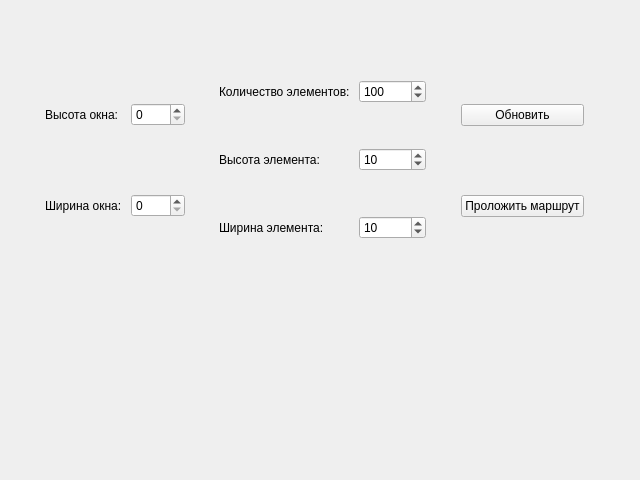
Old version of the form mainwindow.ui in the repository Ingori/PathFinder.
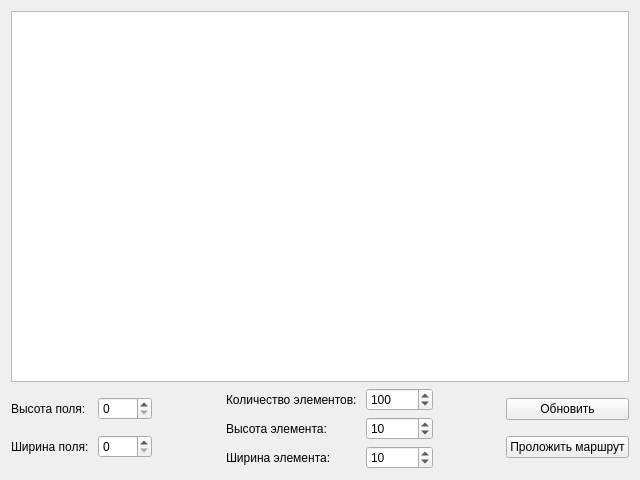
New version of the form.

Commit message: create Interface

Patch:
```diff
--- a/mainwindow.ui
+++ b/mainwindow.ui
@@ -14,15 +14,11 @@
    <string>MainWindow</string>
   </property>
   <widget class="QWidget" name="centralWidget">
-   <widget class="QWidget" name="horizontalLayoutWidget">
-    <property name="geometry">
-     <rect>
-      <x>34</x>
-      <y>30</y>
-      <width>561</width>
-      <height>261</height>
-     </rect>
-    </property>
+   <layout class="QVBoxLayout" name="verticalLayout_2">
+    <item>
+     <widget class="QGraphicsView" name="graphicsView"/>
+    </item>
+    <item>
     <layout class="QHBoxLayout" name="horizontalLayout">
      <item>
       <layout class="QGridLayout" name="gridLayout_3">
@@ -36,14 +32,14 @@
        <item row="0" column="0">
         <widget class="QLabel" name="label_4">
          <property name="text">
-          <string>Высота окна: </string>
+           <string>Высота поля: </string>
          </property>
         </widget>
        </item>
        <item row="1" column="0">
         <widget class="QLabel" name="label_5">
          <property name="text">
-          <string>Ширина окна: </string>
+           <string>Ширина поля: </string>
          </property>
         </widget>
        </item>
@@ -156,7 +152,8 @@
       </layout>
      </item>
     </layout>
-   </widget>
+    </item>
+   </layout>
    <zorder>horizontalLayoutWidget</zorder>
    <zorder>verticalLayoutWidget</zorder>
   </widget>
```
Left out of the diff: 1 changed line with no effect on the pictures. Lines whose indentation alone changed are shown as unchanged.
